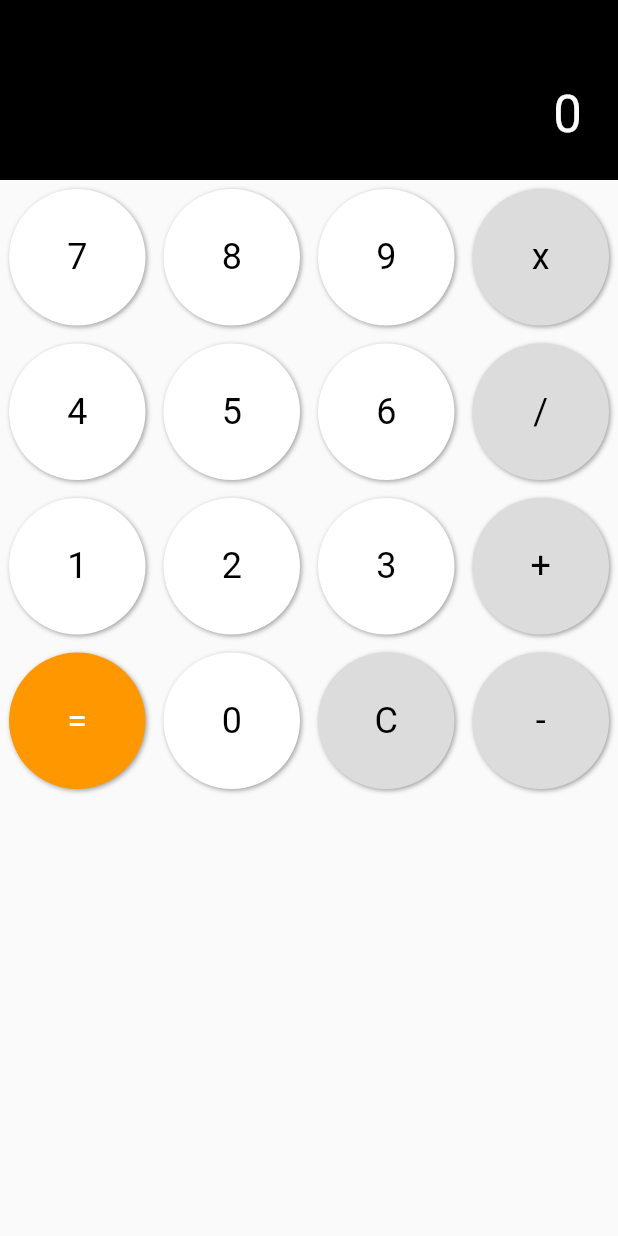
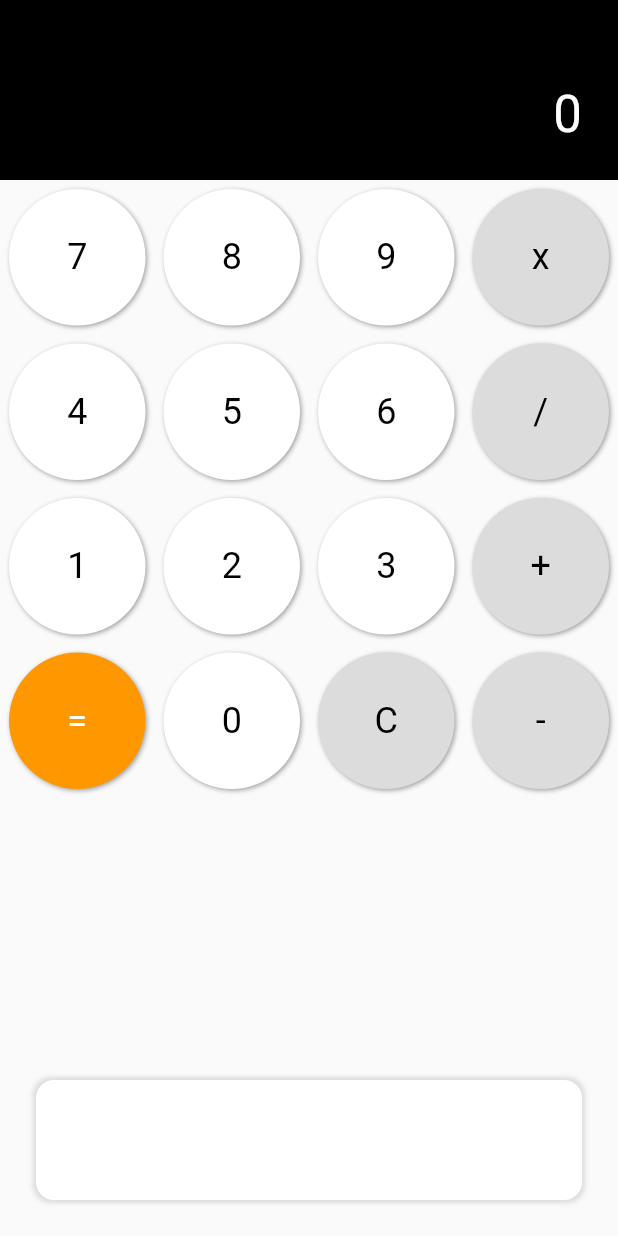
Before and after one commit to flutter-clutter/flutter-basic-calculator, a Flutter app: the screen it shows after launch, on a phone screen of 412 x 824 dp. Run offline on Flutter 3.47's test engine with Material 2 defaults, Android fonts, the phone set to English and light mode, and no system bars; our stand-ins replace equatable, flutter_bloc, shared_preferences.

Commit message:
Implement calculation history * Adapt view (CalculationHistoryContainer) * Add service layer (CalculationHistoryService) * Adapt BLoC (call service) * Adapt unit- and widget-tests

```diff
--- a/lib/bloc/calculation_event.dart
+++ b/lib/bloc/calculation_event.dart
@@ -32,3 +32,8 @@ class ClearCalculation extends CalculationEvent {
   @override
   List<Object> get props =>  [];
 }
+
+class FetchHistory extends CalculationEvent {
+  @override
+  List<Object> get props =>  [];
+}
--- a/lib/bloc/calculation_state.dart
+++ b/lib/bloc/calculation_state.dart
@@ -5,24 +5,47 @@ import '../calculation_model.dart';
 
 abstract class CalculationState extends Equatable {
   final CalculationModel calculationModel;
+  final List<CalculationModel> history;
 
-  const CalculationState({@required this.calculationModel}) : assert(calculationModel != null);
+  const CalculationState({
+    @required this.calculationModel,
+    @required this.history
+  }) : assert(calculationModel != null);
 
   @override
-  List<Object> get props => [calculationModel];
+  List<Object> get props => [calculationModel, history];
 }
 
 class CalculationInitial extends CalculationState {
-  CalculationInitial() : super(calculationModel: CalculationModel());
+  CalculationInitial() : super(calculationModel: CalculationModel(), history: []);
 }
 
 class CalculationChanged extends CalculationState {
   final CalculationModel calculationModel;
+  final List<CalculationModel> history;
 
-  const CalculationChanged({@required this.calculationModel})
+  const CalculationChanged({
+    @required this.calculationModel,
+    @required this.history
+  })
     : assert(calculationModel != null),
-      super(calculationModel: calculationModel);
+      super(calculationModel: calculationModel, history: history);
 
   @override
-  List<Object> get props => [calculationModel];
+  List<Object> get props => [calculationModel, history];
 }
+
+class CalculationStored extends CalculationState {
+  final CalculationModel calculationModel;
+  final List<CalculationModel> history;
+
+  const CalculationStored({
+    @required this.calculationModel,
+    @required this.history
+  })
+    : assert(calculationModel != null),
+      super(calculationModel: calculationModel, history: history);
+
+  @override
+  List<Object> get props => [calculationModel, history];
+}
--- a/lib/calculation.dart
+++ b/lib/calculation.dart
@@ -1,3 +1,4 @@
+import 'package:basic_calculator/calculation_history_container.dart';
 import 'package:basic_calculator/calculation_model.dart';
 import 'package:flutter/material.dart';
 import 'package:flutter_bloc/flutter_bloc.dart';
@@ -15,6 +16,12 @@ class _CalculationState extends State<Calculation> {
   double width;
 
   @override
+  void initState() {
+    context.bloc<CalculationBloc>().add(FetchHistory());
+    super.initState();
+  }
+
+  @override
   void didChangeDependencies() {
     width = MediaQuery.of(context).size.width;
     super.didChangeDependencies();
@@ -22,14 +29,12 @@ class _CalculationState extends State<Calculation> {
 
   @override
   Widget build(BuildContext context) {
+    return BlocBuilder<CalculationBloc, CalculationState>(
+      builder: (context, CalculationState state) {
         return Column(
           children: [
-        BlocBuilder<CalculationBloc, CalculationState>(
-          builder: (context, CalculationState state) {
-            return ResultDisplay(
+            ResultDisplay(
               text: _getDisplayText(state.calculationModel),
-            );
-          },
             ),
             Row(
               children: [
@@ -63,7 +68,13 @@ class _CalculationState extends State<Calculation> {
                 _getButton(text: '-', onTap: () => operatorPressed('-'),backgroundColor: Color.fromRGBO(220, 220, 220, 1)),
               ],
             ),
-      ]
+            Spacer(),
+            CalculationHistoryContainer(
+              calculations: state.history.reversed.toList()
+            )
+          ],
+        );
+      },
     );
   }
 
--- /dev/null
+++ b/lib/calculation_history_container.dart
@@ -0,0 +1,39 @@
+import 'package:basic_calculator/calculation_model.dart';
+import 'package:flutter/material.dart';
+
+class CalculationHistoryContainer extends StatelessWidget{
+  CalculationHistoryContainer({
+    @required this.calculations
+  });
+
+  final List<CalculationModel> calculations;
+
+  @override
+  Widget build(BuildContext context) {
+    return Container(
+      height: 80,
+      margin: EdgeInsets.only(left: 24, right: 24, bottom: 24),
+      decoration: BoxDecoration(
+        color: Colors.white,
+        borderRadius: BorderRadius.all(Radius.circular(12)),
+        boxShadow: [
+          BoxShadow(
+            blurRadius: 2.0,
+            spreadRadius: 2.0,
+            color: Colors.black12
+          )
+        ]
+      ),
+      child: ListView(
+        padding: EdgeInsets.all(12),
+        children: [
+          for (var model in calculations)
+            Text(
+              '${model.firstOperand} ${model.operator} ${model.secondOperand} = ${model.result}',
+              textAlign: TextAlign.center
+            )
+        ],
+      )
+    );
+  }
+}
--- a/lib/calculation_model.dart
+++ b/lib/calculation_model.dart
@@ -28,6 +28,20 @@ class CalculationModel extends Equatable {
     );
   }
 
+  CalculationModel.fromJson(Map<String, dynamic> json)
+      : firstOperand = json['firstOperand'],
+        operator = json['operator'],
+        secondOperand = json['secondOperand'],
+        result = json['result'];
+
+  Map<String, dynamic> toJson() =>
+      {
+        'firstOperand': firstOperand,
+        'operator': operator,
+        'secondOperand': secondOperand,
+        'result': result,
+      };
+
   @override
   String toString() {
     return "$firstOperand$operator$secondOperand=$result";
--- a/lib/main.dart
+++ b/lib/main.dart
@@ -2,15 +2,30 @@ import 'package:basic_calculator/bloc/calculation_bloc.dart';
 import 'package:flutter/material.dart';
 import 'package:flutter/services.dart';
 import 'package:flutter_bloc/flutter_bloc.dart';
+import 'package:shared_preferences/shared_preferences.dart';
 import 'calculation.dart';
+import 'services/calculation_history_service.dart';
 
-void main() {
-  runApp(CalculatorApp());
+main() async {
+  WidgetsFlutterBinding.ensureInitialized();
+  SharedPreferences sharedPreferences = await SharedPreferences.getInstance();
+  runApp(
+    CalculatorApp(
+      sharedPreferences: sharedPreferences
+    )
+  );
 }
 
 class CalculatorApp extends StatefulWidget {
+  CalculatorApp({
+    this.sharedPreferences
+  });
+
+  final SharedPreferences sharedPreferences;
+
   @override
-  _CalculatorAppState createState() => _CalculatorAppState();
+  _CalculatorAppState createState() => _CalculatorAppState(
+  );
 }
 
 class _CalculatorAppState extends State<CalculatorApp> {
@@ -33,7 +48,11 @@ class _CalculatorAppState extends State<CalculatorApp> {
       home: Scaffold(
         body: BlocProvider(
           create: (context) {
-            return CalculationBloc();
+            return CalculationBloc(
+              calculationHistoryService: CalculationHistoryService(
+                sharedPreferences: widget.sharedPreferences
+              )
+            );
           },
           child: Calculation(),
         ),
--- /dev/null
+++ b/lib/services/calculation_history_service.dart
@@ -0,0 +1,44 @@
+import 'dart:convert';
+
+import 'package:flutter/material.dart';
+import 'package:shared_preferences/shared_preferences.dart';
+
+import '../calculation_model.dart';
+
+class CalculationHistoryService {
+  CalculationHistoryService({
+    @required this.sharedPreferences
+  }) : assert (sharedPreferences != null);
+
+  SharedPreferences sharedPreferences;
+
+  List<CalculationModel> fetchAllEntries() {
+    List<CalculationModel> result = <CalculationModel>[];
+
+    if (!sharedPreferences.containsKey('calculation_history')) {
+      return [];
+    }
+
+    List<dynamic> history = jsonDecode(
+        sharedPreferences.getString('calculation_history')
+    );
+
+    for (var entry in history) {
+      result.add(
+          CalculationModel.fromJson(entry)
+      );
+    };
+
+    return result;
+  }
+
+  Future<bool> addEntry(CalculationModel model) async {
+    List<CalculationModel> allEntries = fetchAllEntries();
+    allEntries.add(model);
+
+    return sharedPreferences.setString(
+      'calculation_history',
+      jsonEncode(allEntries)
+    );
+  }
+}
--- a/pubspec.yaml
+++ b/pubspec.yaml
@@ -26,6 +26,8 @@ dependencies:
   flutter_bloc: ^6.0.3
   equatable: ^1.2.5
   bloc_test: ^7.0.4
+  shared_preferences: ^0.5.12
+  mockito: ^4.1.2
 
 
   # The following adds the Cupertino Icons font to your application.
```
Also changed, not shown: lib/bloc/calculation_bloc.dart (+69 -19 lines), pubspec.lock, 3 other files. Lines whose indentation alone changed are shown as unchanged.
